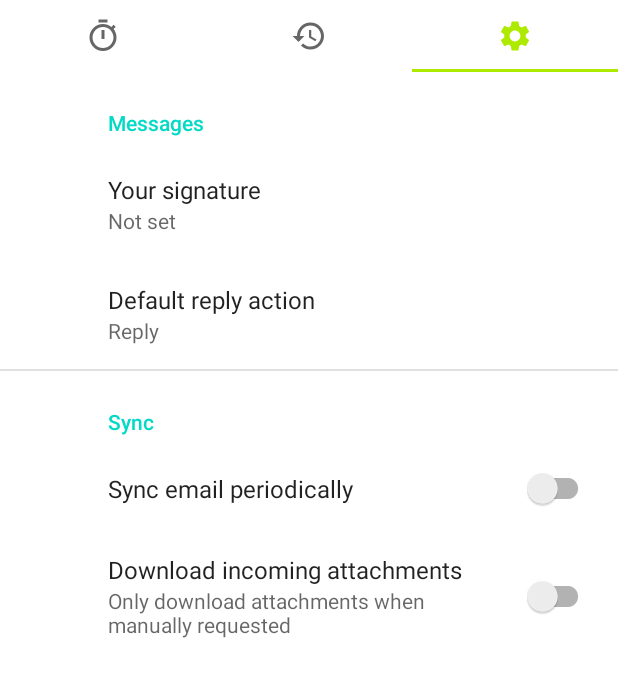
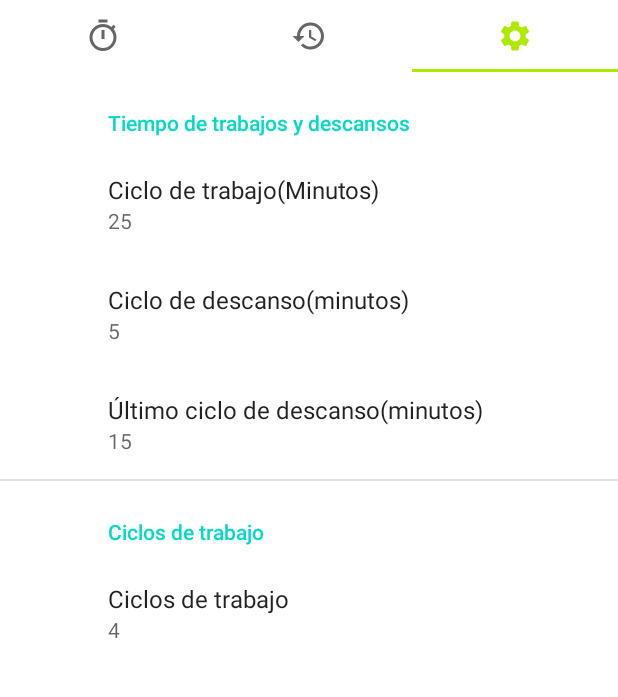
Before and after one commit to hall9zeha/PomodoroApp, an Android app: the fragment HistoryFragment placed in its activity, tab 3 chosen, on a phone screen of 412 x 824 dp, the part 84-781 px from its top. Run offline under Robolectric (Android 15) with nearby library versions, the phone set to English and light mode, and no system bars; our stand-ins replace Room's generated code, androidx.preference, navigation-ui.

Commit message:
resolved #3 #4 #7

```diff
--- a/InKotlin/app/build.gradle
+++ b/InKotlin/app/build.gradle
@@ -57,6 +57,9 @@ dependencies {
     implementation 'androidx.room:room-runtime:2.4.3'
     kapt 'androidx.room:room-compiler:2.4.3'
 
+    //Glide
+    implementation 'com.github.bumptech.glide:glide:4.13.0'
+
 
 }
 kapt {
--- a/InKotlin/app/src/main/java/com/barryzeha/pomodoroapp/common/Extensions.kt
+++ b/InKotlin/app/src/main/java/com/barryzeha/pomodoroapp/common/Extensions.kt
@@ -1,8 +1,11 @@
 package com.barryzeha.pomodoroapp.common
 
 import android.widget.Button
+import android.widget.ImageView
 import com.barryzeha.pomodoroapp.R
 import com.barryzeha.pomodoroapp.databinding.FragmentMainBinding
+import com.bumptech.glide.Glide
+import com.bumptech.glide.load.engine.DiskCacheStrategy
 
 /****
  * Project PomodoroApp
@@ -23,3 +26,10 @@ fun Button.changueIcon(bind:FragmentMainBinding, play:Boolean){
     }
 
 }
+fun ImageView.loadUrl(res:Int){
+    Glide.with(context)
+        .load(res)
+        .diskCacheStrategy(DiskCacheStrategy.ALL)
+        .centerCrop()
+        .into(this)
+}
--- /dev/null
+++ b/InKotlin/app/src/main/java/com/barryzeha/pomodoroapp/common/util/Helpers.kt
@@ -0,0 +1,21 @@
+package com.barryzeha.pomodoroapp.common.util
+
+import java.text.SimpleDateFormat
+import java.util.*
+
+/****
+ * Project PomodoroApp
+ * Created by Barry Zea H. on 05/10/2022
+ * Copyright (c)  All rights reserved.
+ ***/
+object Helpers {
+
+    fun convertTimeInMillisToDate(timeInMillis:Long):String{
+        val timeFormat=SimpleDateFormat("dd-MM-yyyy HH:mm", Locale.ROOT)
+        return timeFormat.format(timeInMillis).toString()
+    }
+    fun convertTimeInMillisToTimeFormat(timeInMillis:Long):String{
+        val timeFormat=SimpleDateFormat("HH:mm:ss", Locale.ROOT)
+        return timeFormat.format(timeInMillis).toString()
+    }
+}
--- a/InKotlin/app/src/main/java/com/barryzeha/pomodoroapp/model/TaskModel.kt
+++ b/InKotlin/app/src/main/java/com/barryzeha/pomodoroapp/model/TaskModel.kt
@@ -14,7 +14,8 @@ data class TaskModel(
     var taskName:String="",
     var initTaskTimestamp:Long=0L,
     var endTaskTimestamp:Long=0L,
-    val totalTime:Long=0L
+    var totalCycles:Int=0,
+    var totalTime:Long=0L
     ) {
     override fun equals(other: Any?): Boolean {
         if (this === other) return true
--- /dev/null
+++ b/InKotlin/app/src/main/java/com/barryzeha/pomodoroapp/model/adapters/HistoryAdapter.kt
@@ -0,0 +1,65 @@
+package com.barryzeha.pomodoroapp.model.adapters
+
+import android.util.Log
+import android.view.LayoutInflater
+import android.view.View
+import android.view.ViewGroup
+import android.widget.Toast
+import androidx.recyclerview.widget.RecyclerView
+import com.barryzeha.pomodoroapp.MyApp
+import com.barryzeha.pomodoroapp.R
+import com.barryzeha.pomodoroapp.common.loadUrl
+import com.barryzeha.pomodoroapp.common.util.Helpers
+import com.barryzeha.pomodoroapp.databinding.ItemTaskBinding
+import com.barryzeha.pomodoroapp.model.TaskModel
+
+/****
+ * Project PomodoroApp
+ * Created by Barry Zea H. on 05/10/2022
+ * Copyright (c)  All rights reserved.
+ ***/
+class HistoryAdapter(/*private val onDelete:(task:TaskModel)->Unit*/) : RecyclerView.Adapter<HistoryAdapter.ViewHolder>(){
+    private var historyTaskList:ArrayList<TaskModel> = arrayListOf()
+
+    override fun onCreateViewHolder(parent: ViewGroup, viewType: Int): ViewHolder {
+        val itemView= LayoutInflater.from(parent.context).inflate(R.layout.item_task,parent,false)
+        return ViewHolder(itemView)
+    }
+
+    override fun onBindViewHolder(holder: ViewHolder, position: Int) {
+        holder.onBind(historyTaskList[position])
+        holder.bind.ivDelete.setOnClickListener { /*onDelete(historyTaskList[position])*/}
+    }
+    fun add(historyList:List<TaskModel>){
+        historyList.forEach { task->
+          if(!historyTaskList.contains(task)){
+                historyTaskList.add(task)
+                notifyItemInserted(historyTaskList.size -1)
+           }
+        }
+    }
+    fun remove(task:TaskModel){
+        if(historyTaskList.contains(task)){
+            historyTaskList.remove(task)
+            notifyItemRemoved(historyTaskList.indexOf(task))
+        }
+    }
+    fun removeAll(){
+        if(historyTaskList.size>0)historyTaskList.clear()
+    }
+    override fun getItemCount(): Int = if(historyTaskList.size>0) historyTaskList.size else 0
+
+    class ViewHolder(itemView: View):RecyclerView.ViewHolder(itemView) {
+        val bind = ItemTaskBinding.bind(itemView)
+        fun onBind(task:TaskModel)=with(bind){
+            tvTaskName.text=task.taskName
+            tvCreateTask.text=Helpers.convertTimeInMillisToDate(task.initTaskTimestamp)
+            tvEndTask.text=Helpers.convertTimeInMillisToDate(task.endTaskTimestamp)
+            tvCyclesCompleted.text=task.totalCycles.toString()
+            tvFocusedTime.text=Helpers.convertTimeInMillisToTimeFormat(task.totalTime)
+            ivTaskLemon.loadUrl(R.drawable.lemon2)
+
+        }
+    }
+
+}
--- a/InKotlin/app/src/main/java/com/barryzeha/pomodoroapp/model/repository/LocalDataSource.kt
+++ b/InKotlin/app/src/main/java/com/barryzeha/pomodoroapp/model/repository/LocalDataSource.kt
@@ -1,5 +1,6 @@
 package com.barryzeha.pomodoroapp.model.repository
 
+import androidx.lifecycle.MutableLiveData
 import com.barryzeha.pomodoroapp.model.TaskModel
 
 /****
@@ -9,5 +10,5 @@ import com.barryzeha.pomodoroapp.model.TaskModel
  ***/
 interface LocalDataSource {
     suspend fun saveTask(taskModel:TaskModel)
-    suspend fun getAllTask():List<TaskModel>
+    suspend fun getAllTask():MutableLiveData<List<TaskModel>>
 }
--- a/InKotlin/app/src/main/java/com/barryzeha/pomodoroapp/model/repository/LocalDataSourceImpl.kt
+++ b/InKotlin/app/src/main/java/com/barryzeha/pomodoroapp/model/repository/LocalDataSourceImpl.kt
@@ -1,5 +1,6 @@
 package com.barryzeha.pomodoroapp.model.repository
 
+import androidx.lifecycle.MutableLiveData
 import com.barryzeha.pomodoroapp.MyApp
 import com.barryzeha.pomodoroapp.model.TaskModel
 import kotlinx.coroutines.Dispatchers
@@ -12,13 +13,13 @@ import kotlinx.coroutines.withContext
  ***/
 class LocalDataSourceImpl: LocalDataSource {
     private val db=MyApp.taskDB!!.taskDao()
-    private val taskList= arrayListOf<TaskModel>()
+    private val taskList : MutableLiveData<List<TaskModel>> = MutableLiveData()
     override suspend fun saveTask(taskModel: TaskModel)= withContext(Dispatchers.IO) {
         db.saveTask(taskModel)
     }
 
-    override suspend fun getAllTask(): List<TaskModel> = withContext(Dispatchers.IO) {
-        taskList.addAll(db.getAllTask())
+    override suspend fun getAllTask(): MutableLiveData<List<TaskModel>> = withContext(Dispatchers.IO) {
+        taskList.postValue(db.getAllTask())
         return@withContext taskList
     }
 }
--- a/InKotlin/app/src/main/java/com/barryzeha/pomodoroapp/view/HistoryFragment.kt
+++ b/InKotlin/app/src/main/java/com/barryzeha/pomodoroapp/view/HistoryFragment.kt
@@ -5,25 +5,28 @@ import androidx.fragment.app.Fragment
 import android.view.LayoutInflater
 import android.view.View
 import android.view.ViewGroup
+import android.widget.Toast
 import androidx.fragment.app.viewModels
-import com.barryzeha.pomodoroapp.R
-import com.barryzeha.pomodoroapp.viewModel.TaskViewModel
+import androidx.lifecycle.Observer
+import androidx.recyclerview.widget.LinearLayoutManager
+import com.barryzeha.pomodoroapp.common.util.Scoped
+import com.barryzeha.pomodoroapp.databinding.FragmentHistoryBinding
+import com.barryzeha.pomodoroapp.model.TaskModel
+import com.barryzeha.pomodoroapp.model.adapters.HistoryAdapter
+import com.barryzeha.pomodoroapp.viewModel.HistoryViewModel
+import kotlinx.coroutines.*
 
-// TODO: Rename parameter arguments, choose names that match
-// the fragment initialization parameters, e.g. ARG_ITEM_NUMBER
 private const val ARG_PARAM1 = "param1"
 private const val ARG_PARAM2 = "param2"
 
-/**
- * A simple [Fragment] subclass.
- * Use the [HistoryFragment.newInstance] factory method to
- * create an instance of this fragment.
- */
+
 class HistoryFragment : Fragment() {
-    // TODO: Rename and change types of parameters
+
     private var param1: String? = null
     private var param2: String? = null
-    private val taskViewModel:TaskViewModel by viewModels()
+    private val historyViewModel:HistoryViewModel by viewModels()
+    private var bind:FragmentHistoryBinding?=null
+    private lateinit var historyAdapter:HistoryAdapter
 
     override fun onCreate(savedInstanceState: Bundle?) {
         super.onCreate(savedInstanceState)
@@ -37,20 +40,51 @@ class HistoryFragment : Fragment() {
         inflater: LayoutInflater, container: ViewGroup?,
         savedInstanceState: Bundle?
     ): View? {
-        // Inflate the layout for this fragment
-        return inflater.inflate(R.layout.fragment_history, container, false)
+        activity?.let{
+            bind = FragmentHistoryBinding.inflate(inflater,container,false)
+            bind?.let{
+                return it.root
+            }
+        }
+        return super.onCreateView(inflater, container, savedInstanceState)
+    }
+
+    override fun onViewCreated(view: View, savedInstanceState: Bundle?) {
+        super.onViewCreated(view, savedInstanceState)
+        setupViewModel()
+        setUpAdapter()
+
+    }
+
+    private fun setUpAdapter()=with(bind){
+        this?.let{
+            historyAdapter= HistoryAdapter()
+            rvHistory.apply {
+                setHasFixedSize(true)
+                layoutManager=LinearLayoutManager(requireActivity())
+                adapter=historyAdapter
+            }
+        }
+
+    }
+
+    private fun deleteTaskHistory(taskModel: TaskModel){
+
+    }
+
+    private fun setupViewModel() {
+        CoroutineScope(Dispatchers.Main).launch {
+            historyViewModel.getAllTask().observe(viewLifecycleOwner
+            ) { historial ->
+
+                historyAdapter.add(historial)
+            }
+        }
     }
 
     companion object {
-        /**
-         * Use this factory method to create a new instance of
-         * this fragment using the provided parameters.
-         *
-         * @param param1 Parameter 1.
-         * @param param2 Parameter 2.
-         * @return A new instance of fragment HistoryFragment.
-         */
-        // TODO: Rename and change types and number of parameters
+
+
         @JvmStatic
         fun newInstance(param1: String, param2: String) =
             HistoryFragment().apply {
@@ -60,4 +94,6 @@ class HistoryFragment : Fragment() {
                 }
             }
     }
+
+
 }
--- a/InKotlin/app/src/main/java/com/barryzeha/pomodoroapp/view/MainFragment.kt
+++ b/InKotlin/app/src/main/java/com/barryzeha/pomodoroapp/view/MainFragment.kt
@@ -8,13 +8,15 @@ import androidx.fragment.app.Fragment
 import android.view.LayoutInflater
 import android.view.View
 import android.view.ViewGroup
+import android.widget.Toast
 import androidx.fragment.app.viewModels
 import com.barryzeha.pomodoroapp.R
+import com.barryzeha.pomodoroapp.common.Cycles
 import com.barryzeha.pomodoroapp.common.changueIcon
 import com.barryzeha.pomodoroapp.databinding.FragmentMainBinding
 import com.barryzeha.pomodoroapp.databinding.NewTaskBinding
 import com.barryzeha.pomodoroapp.model.TaskModel
-import com.barryzeha.pomodoroapp.viewModel.TaskViewModel
+import com.barryzeha.pomodoroapp.viewModel.HistoryViewModel
 import com.google.android.material.dialog.MaterialAlertDialogBuilder
 import java.text.DecimalFormat
 import java.util.Calendar
@@ -31,14 +33,21 @@ class MainFragment : Fragment() {
 
     private  var _bind:FragmentMainBinding ? = null
     private val bind get() = _bind
-    private val taskViewModel:TaskViewModel by viewModels()
+    private val taskViewModel:HistoryViewModel by viewModels()
     private lateinit var timer:CountDownTimer
     private var isPlay=false
     private var minutesResume=0L
     private lateinit var taskModel:TaskModel
     private var initTimestamp:Long?=null
     private var endTimestamp:Long?=null
-    private var totalTime:Int=0
+    private var totalTime:Long=0
+    private var workCyclesNum=0
+    private var breakCyclesNum=0
+    private var timeOfCycleWork=0
+    private var timeOfCycleBreak=0
+    private var timeOfLastBreakCycle=0
+    private var isWorkTime=true
+    private var isBreakTime=false
 
     override fun onCreate(savedInstanceState: Bundle?) {
         super.onCreate(savedInstanceState)
@@ -65,8 +74,9 @@ class MainFragment : Fragment() {
     override fun onViewCreated(view: View, savedInstanceState: Bundle?) {
         super.onViewCreated(view, savedInstanceState)
         taskModel= TaskModel()
-        setUpTimer(2,0)
+        setUpTimer(0,10)
         setUpListeners()
+        setUpPreferencesOfPomodoro()
 
     }
 
@@ -74,41 +84,82 @@ class MainFragment : Fragment() {
     private fun setUpListeners()=with(bind) {
         this?.let{ bind->
             btnStart.setOnClickListener {
-                initTimestamp?.let{initTimestamp=Calendar.getInstance().timeInMillis}
+
+                initTimestamp=Calendar.getInstance().timeInMillis
                 if(!isPlay){
                     btnStart.changueIcon(bind,true)
                     timer.start()
-
                     isPlay=true
+                    if(workCyclesNum==0){
+                        setUpPreferencesOfPomodoro()
+                    }
+                    else if(workCyclesNum==1){
+                        workCyclesNum +=1
+                        setUpPreferencesOfPomodoro()
+                    }
                 }
                 else{
                     btnStart.changueIcon(bind,false)
                     timer.cancel()
-                    setUpTimer(2,0)
+                    setUpTimer(0,10)
+
                     isPlay=false
                 }
             }
             btnStop.setOnClickListener {
-                endTimestamp?.let{endTimestamp=Calendar.getInstance().timeInMillis}
-                isPlay=false
-                timer.cancel()
-                setUpTimer(2,0)
-                timer.onFinish()
+                endTimestamp=Calendar.getInstance().timeInMillis
+                stopPomodoro()
+                saveHistoryTask()
+
             }
-            btnNext.setOnClickListener {  }
+            btnNext.setOnClickListener {
+                nextCycle()
+            }
             fabAddTask.setOnClickListener{addNewTaskDialog()}
         }
 
     }
+    private fun stopPomodoro(){
+        timer.cancel()
+        workCyclesNum=0
+        breakCyclesNum=0
+        timer.onFinish()
+        setUpTimer(0,10)
+        isWorkTime=true
+        isPlay=false
+        setUpPreferencesOfPomodoro()
+    }
+    private fun nextCycle(){
+        if(workCyclesNum>1) {
+            resetUI()
+            timer.cancel()
+            isWorkTime = true
+            isPlay=false
+            breakCyclesNum -=1
+            initLemodoro()
+        }
+        else{
+            stopPomodoro()
+            Toast.makeText(context, "No hay más ciclos de trabajo", Toast.LENGTH_SHORT).show()
+        }
+    }
+    private fun setUpTimer(minutes:Int,seconds:Int){
 
-    private fun setUpTimer(minutes:Int,seconds:Int)= with(bind) {
-        this?.let{
-            val minutesInMillis: Long = if(!isPlay){
-                ((minutes * 60000 + 1000)).toLong()
+        bind?.let{bind->
+            val minutesInMillis: Long
+            if(!isPlay){
+                //minutesInMillis= ((minutes * 60000 + 1000)).toLong()
+                minutesInMillis= ((seconds *1000 + 1000)).toLong()
+
+
             }else{
-                minutesResume
+                minutesInMillis = if(workCyclesNum>0){
+                    minutesResume
+                } else{
+                    ((seconds *1000 + 1000)).toLong()
+                }
             }
-
+            totalTime +=minutesInMillis
 
         //val secondsInMillis = (seconds * 1000).toLong()
         timer = object : CountDownTimer(minutesInMillis, 1000) {
@@ -117,22 +168,91 @@ class MainFragment : Fragment() {
                 val formatTime = DecimalFormat("00")
                 val min = (millis / 60000) % 60
                 minutesResume=millis
+
                 val sec = (millis / 1000) % 60
                 Log.e("Minutes", min.toString())
 
-                pbTimer.progress = (millis.toInt() * 100) / minutesInMillis.toInt()
-                tvMainCycle.text = "${formatTime.format(min)}:${formatTime.format(sec)}"
+                bind.pbTimer.progress = (millis.toInt() * 100) / minutesInMillis.toInt()
+                bind.tvMainCycle.text = "${formatTime.format(min)}:${formatTime.format(sec)}"
             }
 
             override fun onFinish() {
                 //timer.cancel()
-                pbTimer.progress=0
-                tvMainCycle.text = "00:00"
-               btnStart.changueIcon(this@with,false)
-                isPlay=false
+
+                resetUI()
+               if(workCyclesNum >1) {
+                    isWorkTime = !isWorkTime
+                    initLemodoro()
+                    bind.btnStart.changueIcon(bind,true)
+                    isPlay=true
+
+                  }
+                else{
+                   totalTime -= minutesInMillis
+                    Toast.makeText(context, "Tarea terminada", Toast.LENGTH_SHORT).show()
+                    bind.tvBreakCycle.text="0"
+                    bind.tvWorkCycle.text="0"
+                }
             }
         }
         //timer.start()
+        }
+    }
+    private fun resetUI()=with(bind){
+        this?.let {
+            pbTimer.progress = 0
+            tvMainCycle.text = "00:00"
+            btnStart.changueIcon(this, false)
+            isPlay = false
+
+        }
+    }
+    private fun initLemodoro()=with(bind){
+
+           if(isWorkTime){
+                Toast.makeText(context, "Tarea iniciada", Toast.LENGTH_SHORT).show()
+                setUpTimer(0,10)
+
+                timer.start()
+                isWorkTime=true
+               workCyclesNum -=1
+               this?.tvWorkCycle?.text=workCyclesNum.toString()
+            }
+            else {
+
+                Toast.makeText(context, "Descanso iniciado", Toast.LENGTH_SHORT).show()
+                setUpTimer(0,5)
+
+                timer.start()
+                isWorkTime=false
+               breakCyclesNum -=1
+               this?.tvBreakCycle?.text=breakCyclesNum.toString()
+
+            }
+
+    }
+    private fun setUpPreferencesOfPomodoro(){
+        timeOfCycleWork=Cycles.TIME_WORK_CYCLE.value
+        timeOfCycleBreak=Cycles.TIME_BREAK_CYCLE.value
+        workCyclesNum=Cycles.NUM_OF_WORK_CYCLES.value
+        timeOfLastBreakCycle=Cycles.TIME_OF_LAST_CYCLE.value
+        breakCyclesNum=Cycles.NUM_OF_BREAK_CYCLES.value
+
+        bind?.tvBreakCycle?.text=breakCyclesNum.toString()
+        bind?.tvWorkCycle?.text=workCyclesNum.toString()
+    }
+    private fun saveHistoryTask(){
+        taskModel.initTaskTimestamp=initTimestamp!!
+        taskModel.endTaskTimestamp=endTimestamp!!
+        taskModel.taskName="prueba"
+        taskModel.totalCycles=Cycles.NUM_OF_WORK_CYCLES.value - workCyclesNum
+        taskModel.totalTime=totalTime
+        try{
+        taskViewModel.saveTask(taskModel)
+            Toast.makeText(context, "Historial guardado", Toast.LENGTH_SHORT).show()
+        }
+        catch(e:Exception){
+            e.printStackTrace()
         }
     }
     private fun addNewTaskDialog(){
--- a/InKotlin/app/src/main/java/com/barryzeha/pomodoroapp/viewModel/TaskViewModel.kt
+++ b/InKotlin/app/src/main/java/com/barryzeha/pomodoroapp/viewModel/HistoryViewModel.kt
@@ -1,7 +1,6 @@
 package com.barryzeha.pomodoroapp.viewModel
 
 import androidx.lifecycle.MutableLiveData
-import androidx.lifecycle.ViewModel
 import com.barryzeha.pomodoroapp.common.util.ScopedViewModel
 import com.barryzeha.pomodoroapp.model.TaskModel
 import com.barryzeha.pomodoroapp.model.repository.LocalDataSource
@@ -13,9 +12,9 @@ import kotlinx.coroutines.launch
  * Created by Barry Zea H. on 04/10/2022
  * Copyright (c)  All rights reserved.
  ***/
-class TaskViewModel: ScopedViewModel() {
+class HistoryViewModel: ScopedViewModel() {
     private val localDataSource:LocalDataSource = LocalDataSourceImpl()
-    private val taskList:MutableLiveData<List<TaskModel>> = MutableLiveData()
+    private var taskList:MutableLiveData<List<TaskModel>> = MutableLiveData()
 
 
     init {
@@ -26,12 +25,9 @@ class TaskViewModel: ScopedViewModel() {
             localDataSource.saveTask(taskModel)
         }
     }
-    fun getAllTask():MutableLiveData<List<TaskModel>>{
-        launch {
-            taskList.postValue(localDataSource.getAllTask())
-        }
-        return taskList
-    }
+    suspend fun getAllTask():MutableLiveData<List<TaskModel>>{
+        return localDataSource.getAllTask()
+          }
 
     override fun onCleared() {
         destroyScope()
--- a/InKotlin/app/src/main/res/values/strings.xml
+++ b/InKotlin/app/src/main/res/values/strings.xml
@@ -21,4 +21,10 @@
     <string name="addOneTask">Dale nombre a la tarea</string>
     <string name="createTask">Crear</string>
     <string name="cancel">Cancelar</string>
+    <string name="workAndbreak">Tiempo de trabajos y descansos</string>
+    <string name="CycleWorkTime">Ciclo de trabajo(Minutos)</string>
+    <string name="CycleBreakTime">Ciclo de descanso(minutos)</string>
+    <string name="lastCycleTime">Último ciclo de descanso(minutos)</string>
+    <string name="workCycles">Ciclos de trabajo</string>
+    <string name="numCyclesWork">Ciclos de trabajo</string>
 </resources>
--- a/InKotlin/app/src/main/res/xml/root_preferences.xml
+++ b/InKotlin/app/src/main/res/xml/root_preferences.xml
@@ -1,34 +1,38 @@
 <PreferenceScreen xmlns:app="http://schemas.android.com/apk/res-auto">
 
-    <PreferenceCategory app:title="@string/messages_header">
+    <PreferenceCategory app:title="@string/workAndbreak">
 
         <EditTextPreference
-            app:key="signature"
-            app:title="@string/signature_title"
-            app:useSimpleSummaryProvider="true" />
+            app:key="workTime"
+            app:title="@string/CycleWorkTime"
+            app:useSimpleSummaryProvider="true"
+            app:defaultValue="25"
+            />
 
-        <ListPreference
-            app:defaultValue="reply"
-            app:entries="@array/reply_entries"
-            app:entryValues="@array/reply_values"
-            app:key="reply"
-            app:title="@string/reply_title"
-            app:useSimpleSummaryProvider="true" />
+        <EditTextPreference
+            app:key="breakTime"
+            app:title="@string/CycleBreakTime"
+            app:useSimpleSummaryProvider="true"
+            app:defaultValue="5"
+            />
+        <EditTextPreference
+            app:key="breakLastTime"
+            app:title="@string/lastCycleTime"
+            app:useSimpleSummaryProvider="true"
+            app:defaultValue="15"
+            />
 
     </PreferenceCategory>
 
-    <PreferenceCategory app:title="@string/sync_header">
+    <PreferenceCategory app:title="@string/workCycles">
 
-        <SwitchPreferenceCompat
-            app:key="sync"
-            app:title="@string/sync_title" />
+        <EditTextPreference
+            app:key="numCycles"
+            app:title="@string/numCyclesWork"
+            app:useSimpleSummaryProvider="true"
+            app:defaultValue="4"
+            />
 
-        <SwitchPreferenceCompat
-            app:dependency="sync"
-            app:key="attachment"
-            app:summaryOff="@string/attachment_summary_off"
-            app:summaryOn="@string/attachment_summary_on"
-            app:title="@string/attachment_title" />
 
     </PreferenceCategory>
 
```
Also changed, not shown: InKotlin/app/src/main/java/com/barryzeha/pomodoroapp/MyApp.kt (+9 -4 lines), InKotlin/app/src/main/java/com/barryzeha/pomodoroapp/common/Cycles.kt (added, +17 -0 lines), InKotlin/app/src/main/java/com/barryzeha/pomodoroapp/common/Preferences.kt (added, +9 -0 lines), InKotlin/app/src/main/res/layout/item_task.xml (+23 -5 lines), 1 other file.
